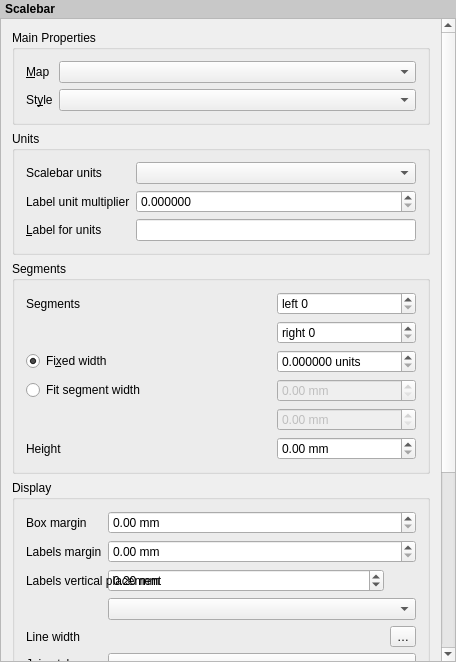
Qt form src/ui/layout/qgslayoutscalebarwidgetbase.ui (carsmie/QGIS) before a commit.
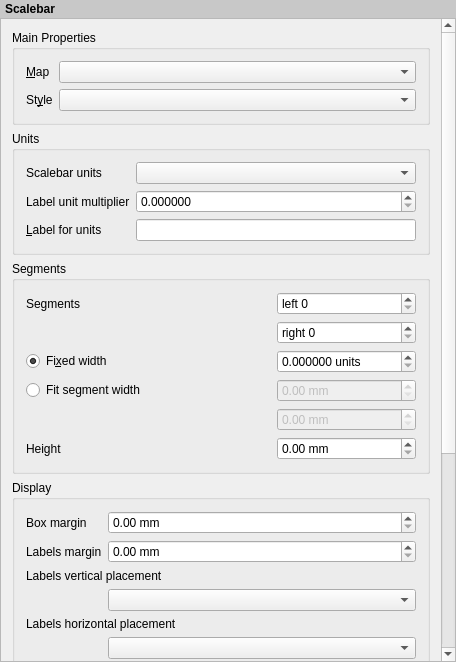
The same form after that commit. Custom widgets are drawn as their Qt base class.

Commit message: [FEATURE][layout] Add horizontal placement option for scale bar labels

What changed in the file:
```diff
--- a/src/ui/layout/qgslayoutscalebarwidgetbase.ui
+++ b/src/ui/layout/qgslayoutscalebarwidgetbase.ui
@@ -342,7 +342,7 @@
           <bool>true</bool>
          </property>
          <layout class="QGridLayout" name="gridLayout_4" columnstretch="0,1,0">
-          <item row="2" column="1">
+          <item row="6" column="1">
            <widget class="QgsDoubleSpinBox" name="mLineWidthSpinBox">
             <property name="sizePolicy">
              <sizepolicy hsizetype="Expanding" vsizetype="Fixed">
@@ -377,7 +377,7 @@
             </property>
            </widget>
           </item>
-          <item row="7" column="0">
+          <item row="9" column="0">
            <widget class="QLabel" name="mAlignmentLabel">
             <property name="text">
              <string>Alignment</string>
@@ -399,30 +399,40 @@
            </widget>
           </item>
           <item row="3" column="1" colspan="2">
-           <widget class="QComboBox" name="mLabelPlacementComboBox"/>
+           <widget class="QComboBox" name="mLabelVerticalPlacementComboBox"/>
           </item>
-          <item row="4" column="0">
+          <item row="4" column="0" colspan="3">
+           <widget class="QLabel" name="label_2">
+            <property name="text">
+             <string>Labels horizontal placement</string>
+            </property>
+           </widget>
+          </item>
+          <item row="5" column="1" colspan="2">
+           <widget class="QComboBox" name="mLabelHorizontalPlacementComboBox"/>
+          </item>
+          <item row="6" column="0">
            <widget class="QLabel" name="label_3">
             <property name="text">
              <string>Line width</string>
             </property>
            </widget>
           </item>
-          <item row="6" column="0">
+          <item row="8" column="0">
            <widget class="QLabel" name="label_6">
             <property name="text">
              <string>Cap style</string>
             </property>
            </widget>
           </item>
-          <item row="5" column="0">
+          <item row="7" column="0">
            <widget class="QLabel" name="label_8">
             <property name="text">
              <string>Join style</string>
             </property>
            </widget>
           </item>
-          <item row="4" column="2">
+          <item row="6" column="2">
            <widget class="QgsPropertyOverrideButton" name="mLineWidthDDBtn">
             <property name="text">
              <string>…</string>
@@ -449,13 +459,13 @@
             </property>
            </widget>
           </item>
-          <item row="5" column="1" colspan="2">
+          <item row="7" column="1" colspan="2">
            <widget class="QgsPenJoinStyleComboBox" name="mLineJoinStyleCombo"/>
           </item>
-          <item row="6" column="1" colspan="2">
+          <item row="8" column="1" colspan="2">
            <widget class="QgsPenCapStyleComboBox" name="mLineCapStyleCombo"/>
           </item>
-          <item row="7" column="1" colspan="2">
+          <item row="9" column="1" colspan="2">
            <widget class="QgsAlignmentComboBox" name="mAlignmentComboBox"/>
           </item>
          </layout>
```
The commit also changes 15 other files.
